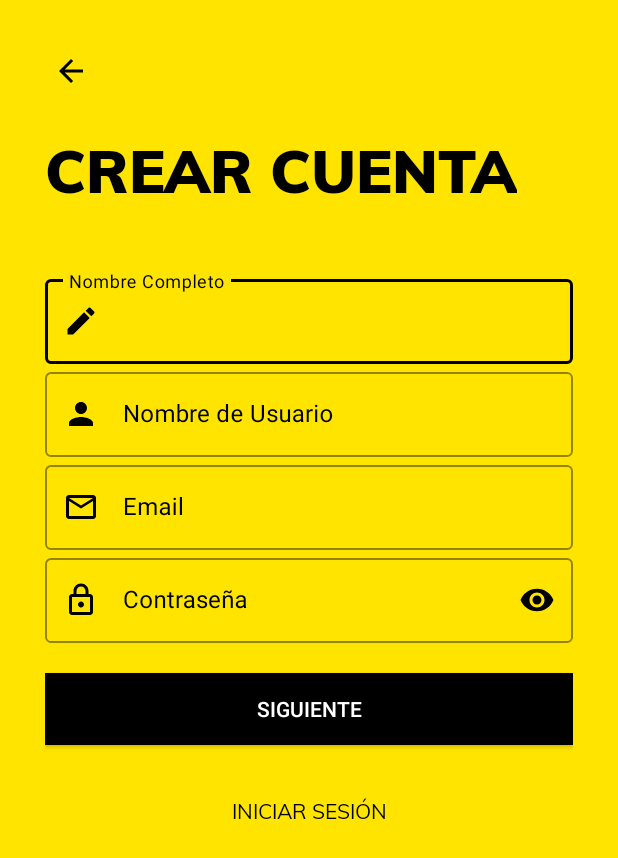
After one commit to DBR22/GuideMaps, an Android app: the SignUp screen opened directly, with no data from a screen before it, on a phone screen of 412 x 824 dp. The commit adds this screen. Shown: the top 858 px of the screen. Run offline under Robolectric (Android 15) with nearby library versions, the phone set to English and light mode, and no system bars.

Commit message:
Signup Screen

```diff
--- a/app/src/main/java/com/example/guidemaps/Common/LoginSignup/Login.java
+++ b/app/src/main/java/com/example/guidemaps/Common/LoginSignup/Login.java
@@ -4,15 +4,22 @@ import androidx.appcompat.app.AppCompatActivity;
 
 import android.os.Bundle;
 import android.view.WindowManager;
+import android.widget.ImageView;
 
 import com.example.guidemaps.R;
+import com.example.guidemaps.User.AllCategories;
 
 public class Login extends AppCompatActivity {
+
+    ImageView backBtn;
 
     @Override
     protected void onCreate(Bundle savedInstanceState) {
         super.onCreate(savedInstanceState);
         getWindow().setFlags(WindowManager.LayoutParams.FLAG_FULLSCREEN,WindowManager.LayoutParams.FLAG_FULLSCREEN);
         setContentView(R.layout.activity_retailer_login);
+
+        backBtn = findViewById(R.id.login_back_button);
+        backBtn.setOnClickListener(view -> Login.super.onBackPressed());
     }
 }
--- a/app/src/main/java/com/example/guidemaps/Common/LoginSignup/RetailerStartUpScreen.java
+++ b/app/src/main/java/com/example/guidemaps/Common/LoginSignup/RetailerStartUpScreen.java
@@ -34,4 +34,18 @@ public class RetailerStartUpScreen extends AppCompatActivity {
 
     }
 
+    public void callSignupScreen(View view) {
+
+        Intent intent = new Intent(getApplicationContext(),SignUp.class);
+
+        Pair[] pairs = new Pair[1];
+        pairs[0] = new Pair<View,String>(findViewById(R.id.login_btn),"transition_signup");
+
+        if (android.os.Build.VERSION.SDK_INT >= android.os.Build.VERSION_CODES.LOLLIPOP) {
+            ActivityOptions options = ActivityOptions.makeSceneTransitionAnimation(RetailerStartUpScreen.this,pairs);
+            startActivity(intent,options.toBundle());
+        } else startActivity(intent);
+
+    }
+
 }
--- /dev/null
+++ b/app/src/main/java/com/example/guidemaps/Common/LoginSignup/SignUp.java
@@ -0,0 +1,56 @@
+package com.example.guidemaps.Common.LoginSignup;
+
+import androidx.appcompat.app.AppCompatActivity;
+
+import android.app.ActivityOptions;
+import android.content.Intent;
+import android.os.Bundle;
+import android.util.Pair;
+import android.view.View;
+import android.view.WindowManager;
+import android.widget.Button;
+import android.widget.ImageView;
+import android.widget.TextView;
+
+import com.example.guidemaps.R;
+
+public class SignUp extends AppCompatActivity {
+
+    ImageView backBtn;
+    Button next, login;
+    TextView titleText;
+
+    @Override
+    protected void onCreate(Bundle savedInstanceState) {
+        super.onCreate(savedInstanceState);
+        getWindow().setFlags(WindowManager.LayoutParams.FLAG_FULLSCREEN,WindowManager.LayoutParams.FLAG_FULLSCREEN);
+        setContentView(R.layout.activity_retailer_sign_up);
+
+        backBtn = findViewById(R.id.signup_back_button);
+        next = findViewById(R.id.signup_next_button);
+        login = findViewById(R.id.signup_login_button);
+        titleText = findViewById(R.id.signup_title_text);
+
+        backBtn.setOnClickListener(view -> SignUp.super.onBackPressed());
+
+    }
+
+    public void callNextSignupScreen(View view) {
+
+        Intent intent = new Intent(getApplicationContext(),SignUp.class);
+
+        Pair[] pairs = new Pair[4];
+
+        pairs[0] = new Pair<View,String>(backBtn,"transition_back_arrow_btn");
+        pairs[1] = new Pair<View,String>(next,"transition_next_btn");
+        pairs[2] = new Pair<View,String>(login,"transition_login_btn");
+        pairs[3] = new Pair<View,String>(titleText,"transition_title_btn");
+
+        if (android.os.Build.VERSION.SDK_INT >= android.os.Build.VERSION_CODES.LOLLIPOP) {
+            ActivityOptions options = ActivityOptions.makeSceneTransitionAnimation(SignUp.this,pairs);
+            startActivity(intent, options.toBundle());
+        } else startActivity(intent);
+
+    }
+
+}
--- /dev/null
+++ b/app/src/main/res/drawable/field_email_icon.xml
@@ -0,0 +1,5 @@
+<vector android:height="24dp" android:tint="#000000"
+    android:viewportHeight="24" android:viewportWidth="24"
+    android:width="24dp" xmlns:android="http://schemas.android.com/apk/res/android">
+    <path android:fillColor="@android:color/white" android:pathData="M22,6c0,-1.1 -0.9,-2 -2,-2L4,4c-1.1,0 -2,0.9 -2,2v12c0,1.1 0.9,2 2,2h16c1.1,0 2,-0.9 2,-2L22,6zM20,6l-8,5 -8,-5h16zM20,18L4,18L4,8l8,5 8,-5v10z"/>
+</vector>
--- /dev/null
+++ b/app/src/main/res/drawable/field_full_name_icon.xml
@@ -0,0 +1,5 @@
+<vector android:height="24dp" android:tint="#000000"
+    android:viewportHeight="24" android:viewportWidth="24"
+    android:width="24dp" xmlns:android="http://schemas.android.com/apk/res/android">
+    <path android:fillColor="@android:color/white" android:pathData="M3,17.25V21h3.75L17.81,9.94l-3.75,-3.75L3,17.25zM20.71,7.04c0.39,-0.39 0.39,-1.02 0,-1.41l-2.34,-2.34c-0.39,-0.39 -1.02,-0.39 -1.41,0l-1.83,1.83 3.75,3.75 1.83,-1.83z"/>
+</vector>
--- /dev/null
+++ b/app/src/main/res/layout/activity_retailer_sign_up.xml
@@ -0,0 +1,155 @@
+<?xml version="1.0" encoding="utf-8"?>
+<ScrollView xmlns:android="http://schemas.android.com/apk/res/android"
+    xmlns:tools="http://schemas.android.com/tools"
+    android:layout_width="match_parent"
+    android:layout_height="match_parent"
+    xmlns:app="http://schemas.android.com/apk/res-auto"
+    tools:context=".Common.LoginSignup.SignUp"
+    android:background="@color/colorPrimary"
+    android:padding="30dp">
+
+    <LinearLayout
+        android:layout_width="match_parent"
+        android:layout_height="wrap_content"
+        android:orientation="vertical">
+
+        <ImageView
+            android:id="@+id/signup_back_button"
+            android:layout_width="wrap_content"
+            android:layout_height="wrap_content"
+            android:padding="5dp"
+            android:src="@drawable/general_back_icon"
+            android:transitionName="transition_back_arrow_btn"/>
+
+        <TextView
+            android:id="@+id/signup_title_text"
+            android:layout_width="wrap_content"
+            android:layout_height="wrap_content"
+            android:text="@string/create_account"
+            android:textColor="@color/black"
+            android:textSize="40dp"
+            android:fontFamily="@font/muli_black"
+            android:textAllCaps="true"
+            android:layout_marginTop="20dp"
+            android:transitionName="transition_title_text"/>
+
+        <LinearLayout
+            android:layout_width="match_parent"
+            android:layout_height="wrap_content"
+            android:orientation="vertical"
+            android:layout_marginTop="40dp">
+
+            <com.google.android.material.textfield.TextInputLayout
+                android:layout_width="match_parent"
+                android:layout_height="wrap_content"
+                android:hint="@string/enter_full_name"
+                app:startIconDrawable="@drawable/field_full_name_icon"
+                style="@style/Widget.MaterialComponents.TextInputLayout.OutlinedBox"
+                app:startIconTint="@color/black"
+                app:hintTextColor="@color/black"
+                android:textColorHint="@color/black"
+                app:endIconMode="clear_text"
+                app:endIconTint="@color/black"
+                app:boxStrokeWidthFocused="2dp"
+                app:boxStrokeColor="@color/black">
+
+                <com.google.android.material.textfield.TextInputEditText
+                    android:layout_width="match_parent"
+                    android:layout_height="match_parent"
+                    android:inputType="text"/>
+
+            </com.google.android.material.textfield.TextInputLayout>
+
+            <com.google.android.material.textfield.TextInputLayout
+                android:layout_width="match_parent"
+                android:layout_height="wrap_content"
+                android:hint="@string/enter_username"
+                app:startIconDrawable="@drawable/menu_profile_icon"
+                style="@style/Widget.MaterialComponents.TextInputLayout.OutlinedBox"
+                app:startIconTint="@color/black"
+                app:hintTextColor="@color/black"
+                android:textColorHint="@color/black"
+                app:endIconMode="clear_text"
+                app:endIconTint="@color/black"
+                app:boxStrokeWidthFocused="2dp"
+                app:boxStrokeColor="@color/black">
+
+                <com.google.android.material.textfield.TextInputEditText
+                    android:layout_width="match_parent"
+                    android:layout_height="match_parent"
+                    android:inputType="text"/>
+
+            </com.google.android.material.textfield.TextInputLayout>
+
+            <com.google.android.material.textfield.TextInputLayout
+                android:layout_width="match_parent"
+                android:layout_height="wrap_content"
+                android:hint="@string/enter_email"
+                app:startIconDrawable="@drawable/field_email_icon"
+                style="@style/Widget.MaterialComponents.TextInputLayout.OutlinedBox"
+                app:startIconTint="@color/black"
+                app:hintTextColor="@color/black"
+                android:textColorHint="@color/black"
+                app:endIconMode="clear_text"
+                app:endIconTint="@color/black"
+                app:boxStrokeWidthFocused="2dp"
+                app:boxStrokeColor="@color/black">
+
+                <com.google.android.material.textfield.TextInputEditText
+                    android:layout_width="match_parent"
+                    android:layout_height="match_parent"
+                    android:inputType="textEmailAddress"/>
+
+            </com.google.android.material.textfield.TextInputLayout>
+
+            <com.google.android.material.textfield.TextInputLayout
+                android:layout_width="match_parent"
+                android:layout_height="wrap_content"
+                android:hint="@string/enter_password"
+                app:startIconDrawable="@drawable/field_password_icon"
+                style="@style/Widget.MaterialComponents.TextInputLayout.OutlinedBox"
+                app:startIconTint="@color/black"
+                app:hintTextColor="@color/black"
+                android:textColorHint="@color/black"
+                app:passwordToggleTint="@color/black"
+                app:passwordToggleEnabled="true"
+                app:endIconTint="@color/black"
+                app:boxStrokeWidthFocused="2dp"
+                app:boxStrokeColor="@color/black">
+
+                <com.google.android.material.textfield.TextInputEditText
+                    android:layout_width="match_parent"
+                    android:layout_height="match_parent"
+                    android:inputType="textPassword"/>
+
+            </com.google.android.material.textfield.TextInputLayout>
+
+        </LinearLayout>
+
+        <Button
+            android:id="@+id/signup_next_button"
+            android:layout_width="match_parent"
+            android:layout_height="wrap_content"
+            android:text="@string/next_btn"
+            android:background="@color/black"
+            android:onClick="callNextSignupScreen"
+            android:textColor="@color/white"
+            android:layout_marginTop="20dp"
+            android:elevation="5dp"
+            android:transitionName="transition_next_btn"/>
+
+        <Button
+            android:id="@+id/signup_login_button"
+            android:layout_width="match_parent"
+            android:layout_height="wrap_content"
+            android:text="@string/login"
+            android:background="#00000000"
+            android:textColor="@color/black"
+            android:layout_marginTop="20dp"
+            android:fontFamily="@font/muli"
+            android:elevation="5dp"
+            android:transitionName="transition_login_btn"/>
+
+    </LinearLayout>
+
+</ScrollView>
--- a/app/src/main/res/layout/activity_retailer_start_up_screen.xml
+++ b/app/src/main/res/layout/activity_retailer_start_up_screen.xml
@@ -62,10 +62,12 @@
                 android:layout_height="wrap_content"
                 android:layout_marginLeft="10dp"
                 android:layout_weight="1"
+                android:onClick="callSignupScreen"
                 android:background="@color/colorPrimary"
                 android:text="@string/sign_up"
                 android:textColor="@color/black"
-                tools:ignore="ButtonStyle"/>
+                tools:ignore="ButtonStyle"
+                android:transitionName="transition_signup"/>
 
         </LinearLayout>
 
--- /dev/null
+++ b/app/src/main/res/layout/activity_sign_up2.xml
@@ -0,0 +1,9 @@
+<?xml version="1.0" encoding="utf-8"?>
+<androidx.constraintlayout.widget.ConstraintLayout xmlns:android="http://schemas.android.com/apk/res/android"
+    xmlns:app="http://schemas.android.com/apk/res-auto"
+    xmlns:tools="http://schemas.android.com/tools"
+    android:layout_width="match_parent"
+    android:layout_height="match_parent"
+    tools:context=".Common.LoginSignup.SignUp2">
+
+</androidx.constraintlayout.widget.ConstraintLayout>
--- a/app/src/main/res/values/strings.xml
+++ b/app/src/main/res/values/strings.xml
@@ -76,5 +76,7 @@
     <!-- Login -->
     <string name="enter_username">Nombre de Usuario</string>
     <string name="enter_password">Contraseña</string>
+    <string name="enter_full_name">Nombre Completo</string>
+    <string name="enter_email">Email</string>
 
 </resources>
```
Also changed, not shown: app/src/main/AndroidManifest.xml (+6 -3 lines).
